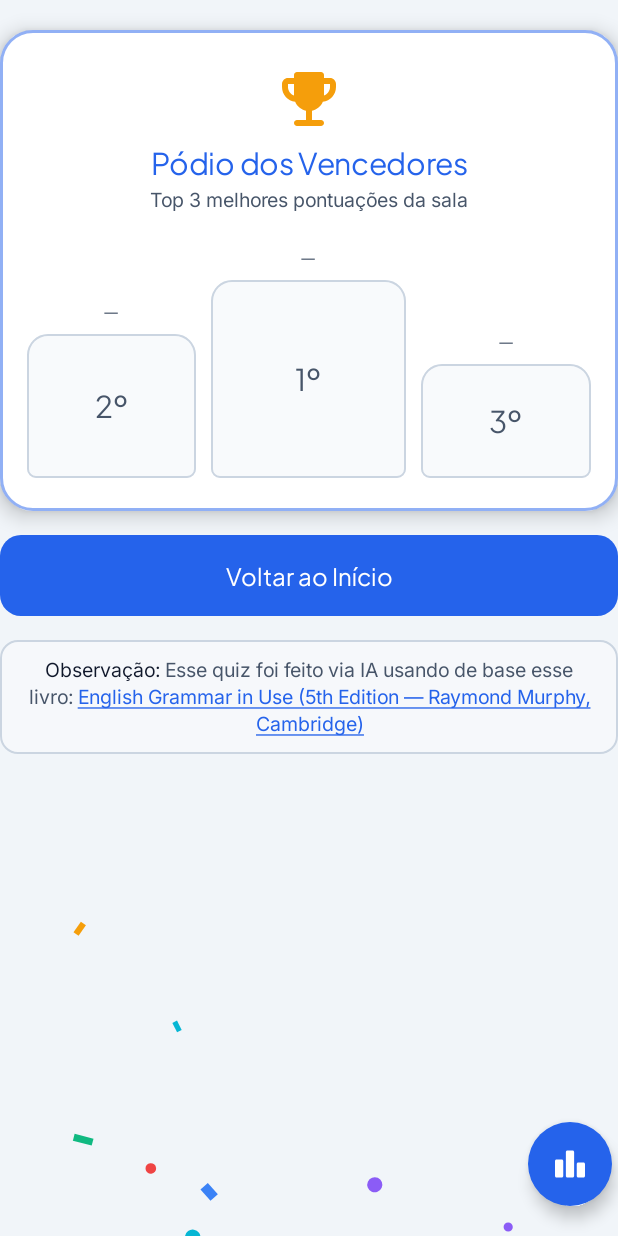
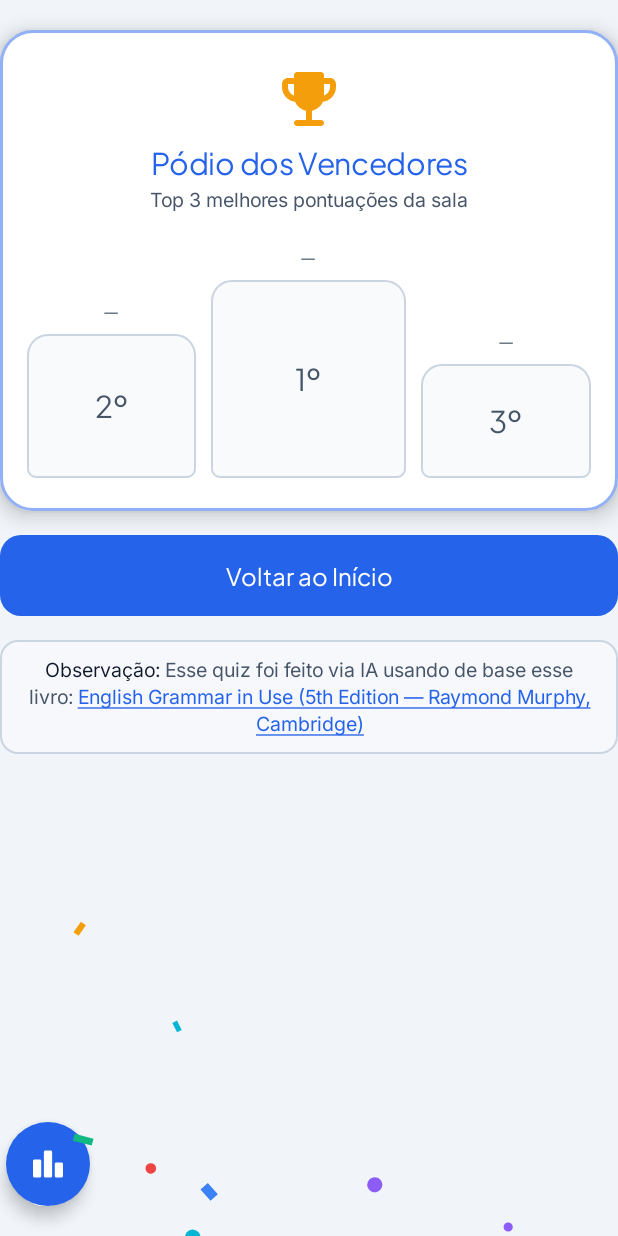
Before and after one commit to JeremiasHolanda24/Quizs, an Android app built with Jetpack Compose: the composable OnlinePodiumContent called with empty values, on a phone screen of 412 x 824 dp. Run offline under Robolectric (Android 15) with nearby library versions, the phone set to English and light mode, and no system bars.

Commit message:
feat: relocate ranking button and add redirects
Move the ranking floating action button to the bottom-left corner across both mobile and web platforms. Add Netlify redirects to route root requests to the primary quiz page.

```diff
--- a/app/src/main/java/com/example/ui/quiz/OnlineRoomScreen.kt
+++ b/app/src/main/java/com/example/ui/quiz/OnlineRoomScreen.kt
@@ -1465,15 +1465,15 @@ private fun OnlinePodiumContent(
       }
     }
 
-    // Floating Ranking icon button on the right side
+    // Floating Ranking icon button on the bottom-left side
     FloatingActionButton(
       onClick = { showRankingSheet = true },
       containerColor = MaterialTheme.colorScheme.primary,
       contentColor = Color.White,
       shape = CircleShape,
       modifier = Modifier
-        .align(Alignment.BottomEnd)
-        .padding(bottom = 20.dp, end = 4.dp)
+        .align(Alignment.BottomStart)
+        .padding(bottom = 20.dp, start = 4.dp)
         .testTag("online_podium_ranking_fab")
     ) {
       Icon(
```
Also changed, not shown: 2 other files.
